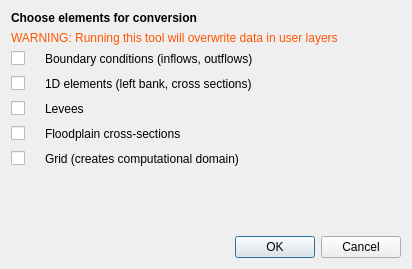
Old version of the form flo2d/ui/schema2user.ui in the repository FLO-2DSoftware/qgis-flo-2d-plugin.
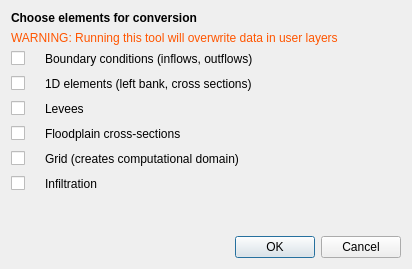
New version of the form.

Commit message: Fixed infiltration cells triggers. Added schematic infiltration conversion to user layer.

```diff
--- a/flo2d/ui/schema2user.ui
+++ b/flo2d/ui/schema2user.ui
@@ -119,6 +119,20 @@
        </property>
       </widget>
      </item>
+     <item row="5" column="0">
+      <widget class="QCheckBox" name="ckbox_infil">
+       <property name="text">
+        <string/>
+       </property>
+      </widget>
+     </item>
+     <item row="5" column="1">
+      <widget class="QLabel" name="label_8">
+       <property name="text">
+        <string>Infiltration</string>
+       </property>
+      </widget>
+     </item>
     </layout>
    </item>
    <item row="3" column="0">
```
The commit also changes 3 other files.
